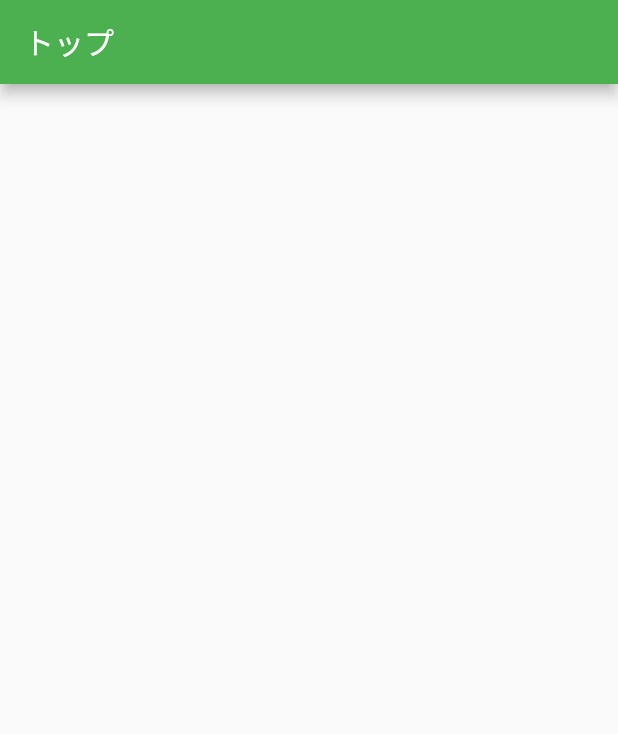
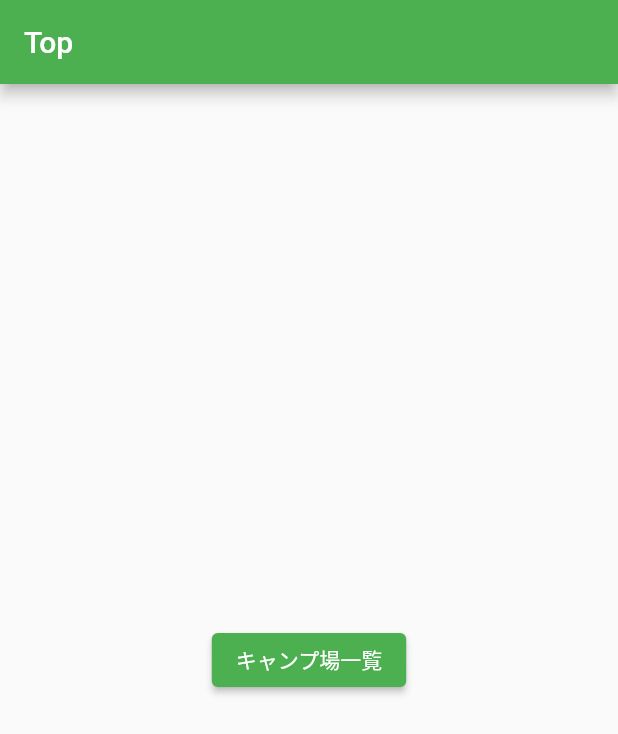
Before and after one commit to nobe9216/MyCampSites, a Flutter app: the screen it shows after launch, on a phone screen of 412 x 824 dp. Shown: the top 734 px of the screen. Run offline on Flutter 3.47's test engine with Material 2 defaults, Android fonts, the phone set to English and light mode, and no system bars; our stand-ins replace hooks_riverpod, isar, riverpod_annotation; accounts and stored records are empty; generated files the repository leaves out were written again.

Commit message:
微修正

```diff
--- a/lib/main.dart
+++ b/lib/main.dart
@@ -1,7 +1,7 @@
 import 'package:flutter/material.dart';
 import 'package:hooks_riverpod/hooks_riverpod.dart';
-// import 'package:my_camp_sites/page/camp_sites_page.dart';
-// import 'package:my_camp_sites/providers/isar_provider.dart';
+import 'package:my_camp_sites/page/camp_sites_page.dart';
+import 'package:my_camp_sites/providers/isar_provider.dart';
 
 void main() async {
   WidgetsFlutterBinding.ensureInitialized();
@@ -19,7 +19,7 @@ class MyApp extends StatelessWidget {
   @override
   Widget build(BuildContext context) {
     return MaterialApp(
-      title: 'MyCampSites',
+      title: 'My Camp Sites',
       theme: ThemeData(
         primarySwatch: Colors.green,
       ),
@@ -40,34 +40,35 @@ class _TopPageState extends ConsumerState<TopPage> {
 
   @override
   void dispose() {
+    // TODO(y.yamanobe): 必要？
     nameController.dispose();
     super.dispose();
   }
 
   @override
   Widget build(BuildContext context) {
-    // final isar = ref.watch(isarProvider.future);
+    final isar = ref.watch(isarProvider.future);
 
     return Scaffold(
       appBar: AppBar(
-        title: const Text('トップ'),
+        title: const Text('Top'),
       ),
-      body: const Center(
+      body: Center(
         child: Column(
           mainAxisAlignment: MainAxisAlignment.center,
           children: [
-            // ElevatedButton(
-            //   onPressed: () async {
-            //     final navigator = Navigator.of(context);
-            //     final isar0 = await isar;
-            //     navigator.push(
-            //       MaterialPageRoute(
-            //         builder: (context) => CampSitesPage(isar: isar0),
-            //       ),
-            //     );
-            //   },
-            //   child: const Text('キャンプ場一覧'),
-            // ),
+            ElevatedButton(
+              onPressed: () async {
+                final navigator = Navigator.of(context);
+                final isar0 = await isar;
+                navigator.push(
+                  MaterialPageRoute(
+                    builder: (context) => CampSitesPage(isar: isar0),
+                  ),
+                );
+              },
+              child: const Text('キャンプ場一覧'),
+            ),
           ],
         ),
       ),
@@ -92,7 +93,12 @@ class AddCampSiteDialog extends HookConsumerWidget {
   @override
   Widget build(BuildContext context, WidgetRef ref) {
     return AlertDialog(
-      title: Text(title),
+      title: Text(
+        title,
+        style: const TextStyle(
+          fontSize: 14,
+        ),
+      ),
       content: TextFormField(
         controller: controller,
       ),
--- a/lib/page/camp_sites_page.dart
+++ b/lib/page/camp_sites_page.dart
@@ -23,13 +23,13 @@ class CampSitesPage extends HookConsumerWidget {
     final nameController = TextEditingController();
 
     return Scaffold(
-      appBar: AppBar(title: const Text('キャンプ場一覧')),
+      appBar: AppBar(title: const Text('キャンプ場 一覧')),
       floatingActionButton: FloatingActionButton(
         onPressed: () => showDialog(
           context: context,
           builder: (context) => AddCampSiteDialog(
             controller: nameController,
-            title: 'キャンプ場追加',
+            title: 'キャンプ場 追加',
             buttonLabel: '追加',
             onPressed: () async {
               final pop = Navigator.pop(context);
--- a/lib/service/camp_site_service.dart
+++ b/lib/service/camp_site_service.dart
@@ -2,7 +2,9 @@ import 'package:isar/isar.dart';
 import 'package:my_camp_sites/model/camp_site.dart';
 
 class CampSiteService {
-  const CampSiteService(this.isar);
+  const CampSiteService(
+    this.isar,
+  );
   final Isar isar;
 
   Stream<CampSite> watchCampSite(Id id) async* {
```
